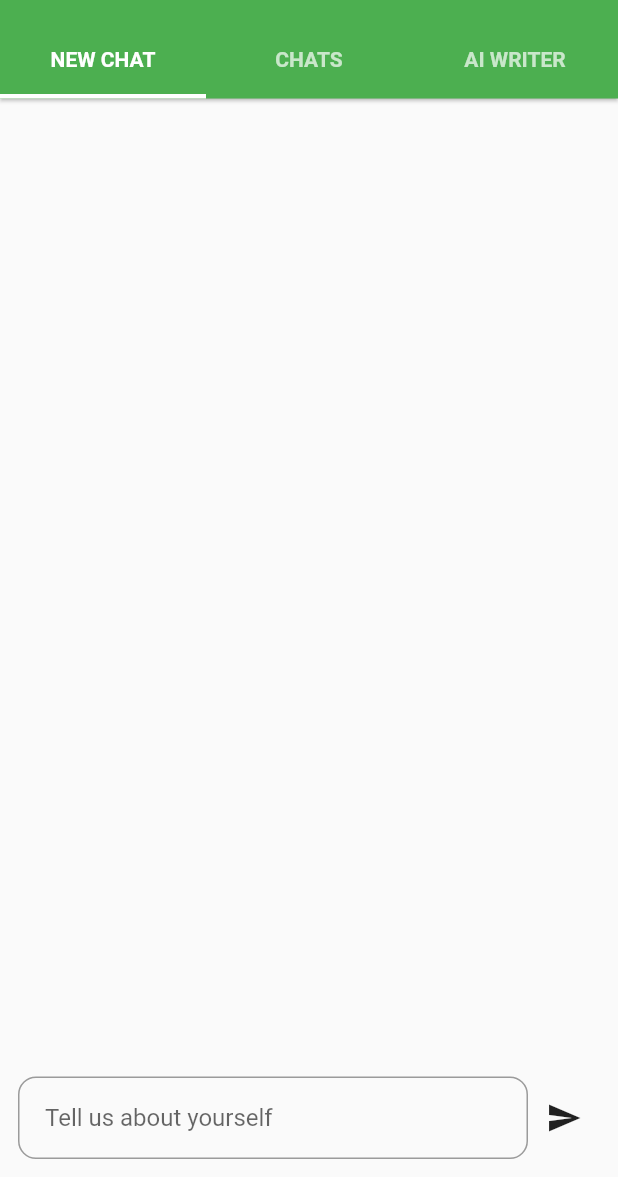
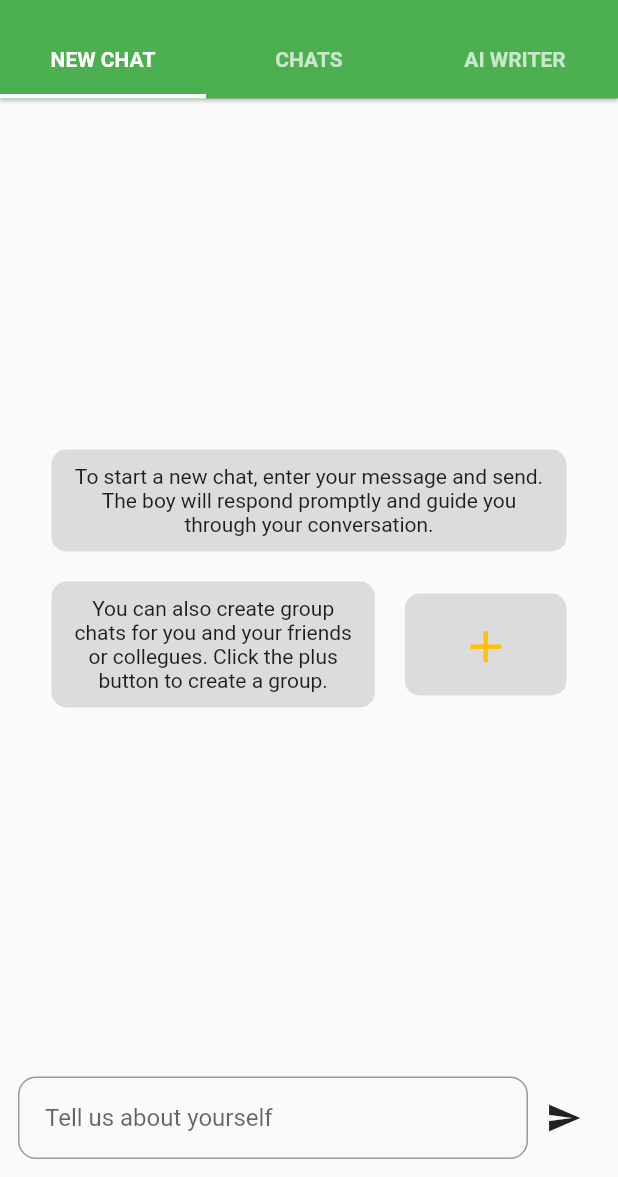
Before and after one commit to chatbuddyAI/chatbuddy-mobile, a Flutter app: the screen it shows after launch, on a phone screen of 412 x 824 dp, the part 59-1236 px from its top. Run offline on Flutter 3.47's test engine with Material 2 defaults, Android fonts, the phone set to English and light mode, and no system bars.

Commit message:
create group button

```diff
--- a/lib/features/home/pages/new_chat_home_page.dart
+++ b/lib/features/home/pages/new_chat_home_page.dart
@@ -9,7 +9,86 @@ class NewChatHomePage extends StatelessWidget {
   Widget build(BuildContext context) {
     return Column(children: [
       Expanded(child: Container()),
+      AnimatedContainer(
+        padding: const EdgeInsets.all(10),
+        decoration: BoxDecoration(
+            borderRadius: BorderRadius.circular(10), color: Colors.black12),
+        alignment: Alignment.center,
+        width: MediaQuery.of(context).size.width / 1.2,
+        duration: const Duration(seconds: 2),
+        child: const Text(
+          "To start a new chat, enter your message and send. The boy will respond promptly and guide you through your conversation.",
+          textAlign: TextAlign.center,
+        ),
+      ),
+      const SizedBox(
+        height: 20,
+      ),
+      AnimatedContainer(
+        duration: const Duration(seconds: 2),
+        width: MediaQuery.of(context).size.width / 1.2,
+        child: Row(
+          children: [
+            Expanded(
+              flex: 2,
+              child: AnimatedContainer(
+                padding: const EdgeInsets.all(10),
+                decoration: BoxDecoration(
+                    borderRadius: BorderRadius.circular(10),
+                    color: Colors.black12),
+                duration: const Duration(seconds: 2),
+                child: const Text(
+                  "You can also create group chats for you and your friends or collegues. Click the plus button to create a group.",
+                  textAlign: TextAlign.center,
+                ),
+              ),
+            ),
+            const SizedBox(
+              width: 20,
+            ),
+            Expanded(
+              flex: 1,
+              child: AnimatedContainer(
+                padding: const EdgeInsets.all(10),
+                decoration: BoxDecoration(
+                    borderRadius: BorderRadius.circular(10),
+                    color: Colors.black12),
+                duration: const Duration(seconds: 2),
+                child: IconButton(
+                  icon: const Icon(Icons.add, size: 35, color: Colors.amber),
+                  color: Colors.black12,
+                  onPressed: () {
+                    createGroupDialogForm(context);
+                  },
+                ),
+              ),
+            ),
+          ],
+        ),
+      ),
+      Expanded(child: Container()),
       const ChatTextField(),
     ]);
   }
+
+  Future<dynamic> createGroupDialogForm(BuildContext context) {
+    return showDialog(
+      context: context,
+      builder: (context) => AlertDialog(
+        title: const Text('Create Group'),
+        content: const TextField(
+          autofocus: true,
+          decoration: InputDecoration(hintText: 'Enter group name'),
+        ),
+        actions: [
+          TextButton(
+            onPressed: () {
+              Navigator.of(context).pop();
+            },
+            child: const Text('SUBMIT'),
+          ),
+        ],
+      ),
+    );
+  }
 }
```
